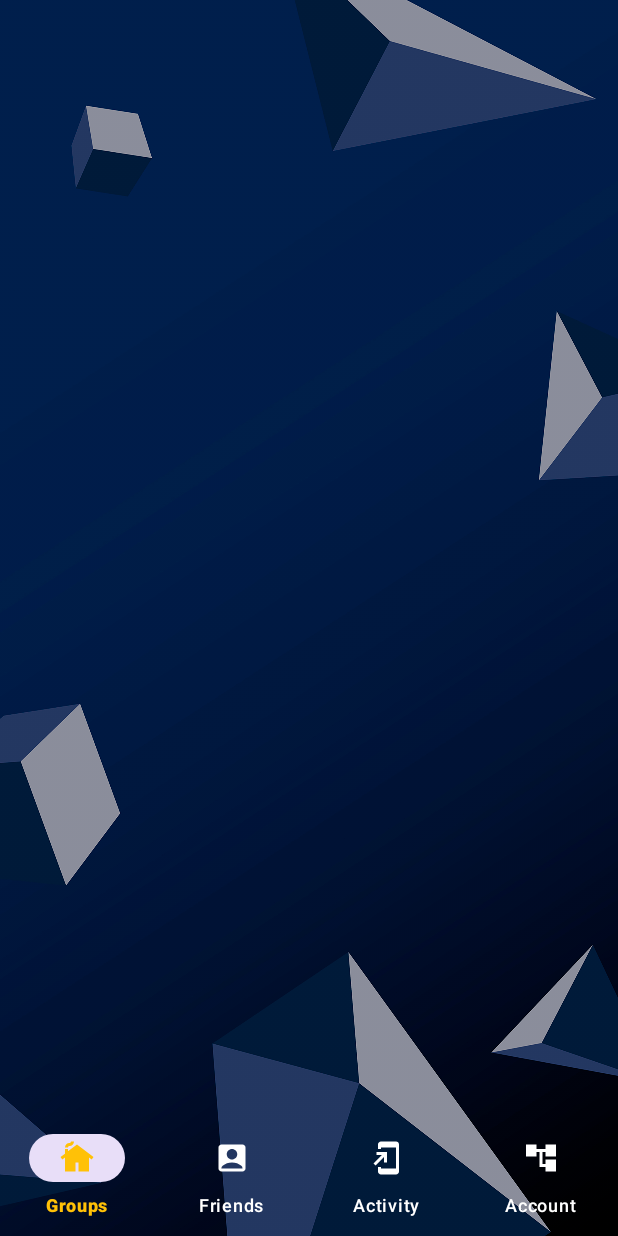
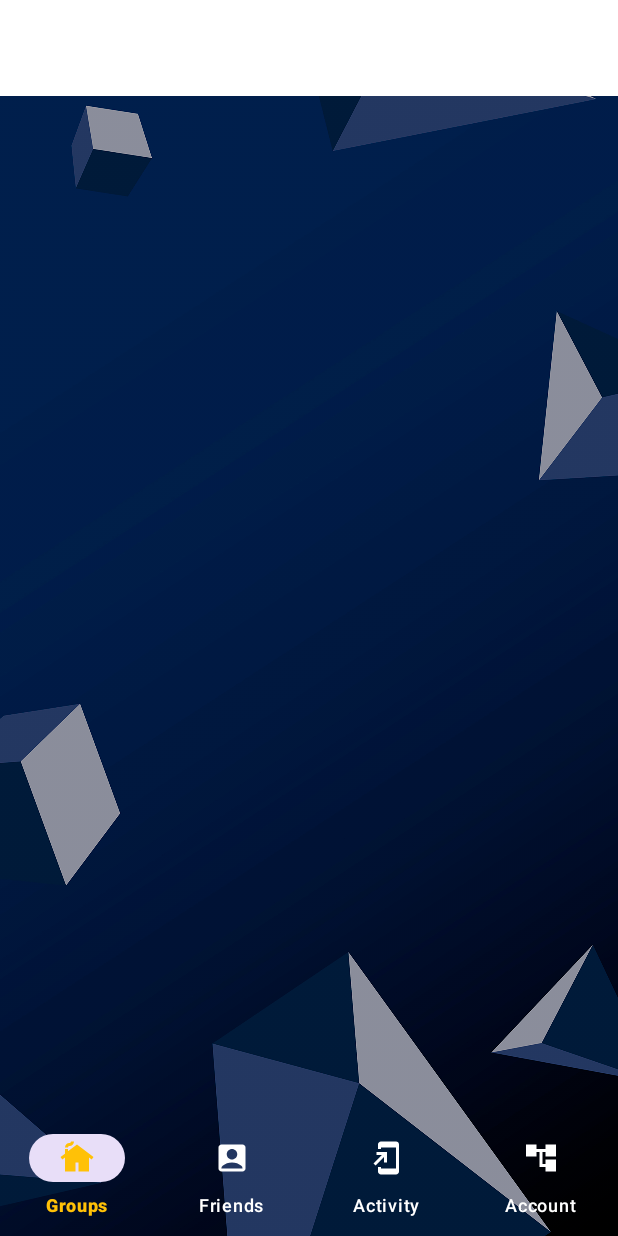
Before and after one commit to Sankeert123/MyDreamApp, an Android app: the layout activity_home.xml on its own in the app's theme, with its tools: preview values and no code run, on a phone screen of 412 x 824 dp. Run offline under Robolectric (Android 15) with nearby library versions, the phone set to English and light mode, and no system bars.

Commit message:
Added Home fragments and added Toolbar

```diff
--- a/app/build.gradle.kts
+++ b/app/build.gradle.kts
@@ -47,4 +47,8 @@ dependencies {
 
     //Material Text field dependency
     implementation ("com.google.android.material:material:1.11.0")
+
+    //Glide dependency to load Images
+    implementation ("com.github.bumptech.glide:glide:4.14.2")
+    annotationProcessor ("com.github.bumptech.glide:compiler:4.14.2")
 }
--- a/app/src/main/AndroidManifest.xml
+++ b/app/src/main/AndroidManifest.xml
@@ -2,6 +2,7 @@
 <manifest xmlns:android="http://schemas.android.com/apk/res/android"
     xmlns:tools="http://schemas.android.com/tools">
 
+    <uses-permission android:name="android.permission.INTERNET"/>
     <application
         android:allowBackup="true"
         android:dataExtractionRules="@xml/data_extraction_rules"
--- /dev/null
+++ b/app/src/main/res/drawable/search_icon.xml
@@ -0,0 +1,4 @@
+<?xml version="1.0" encoding="utf-8"?>
+<selector xmlns:android="http://schemas.android.com/apk/res/android">
+
+</selector>
--- a/app/src/main/res/layout/activity_home.xml
+++ b/app/src/main/res/layout/activity_home.xml
@@ -1,17 +1,37 @@
 <?xml version="1.0" encoding="utf-8"?>
-<FrameLayout xmlns:android="http://schemas.android.com/apk/res/android"
+<androidx.constraintlayout.widget.ConstraintLayout xmlns:android="http://schemas.android.com/apk/res/android"
     xmlns:tools="http://schemas.android.com/tools"
     android:layout_width="match_parent"
     android:layout_height="match_parent"
+    android:background="@drawable/landing_page_background"
     xmlns:app="http://schemas.android.com/apk/res-auto"
-    android:background="@drawable/landing_page_background"
     tools:context="com.example.myapp.HomeActivity">
+
+    <androidx.appcompat.widget.Toolbar
+        android:id="@+id/home_toolbar"
+        android:layout_width="match_parent"
+        android:layout_height="wrap_content"
+        android:backgroundTint="@color/white"
+        android:background="@color/white"
+        app:layout_constraintStart_toStartOf="parent"
+        app:layout_constraintEnd_toEndOf="parent"
+        app:layout_constraintTop_toTopOf="parent"/>
+
+    <FrameLayout
+        android:id="@+id/home_frame_layout"
+        android:layout_width="match_parent"
+        android:layout_height="0dp"
+        app:layout_constraintTop_toBottomOf="@+id/home_toolbar"
+        app:layout_constraintStart_toStartOf="parent"
+        app:layout_constraintEnd_toEndOf="parent"
+        app:layout_constraintBottom_toTopOf="@+id/bottom_nav_layout"/>
 
     <com.google.android.material.bottomnavigation.BottomNavigationView
         android:id="@+id/bottom_nav_layout"
         android:layout_width="match_parent"
         android:layout_height="wrap_content"
         android:layout_gravity="bottom"
+        app:layout_constraintBottom_toBottomOf="parent"
         android:background="@android:color/transparent"
         app:itemIconTint="@color/bottom_navigation_selected_color"
         app:itemTextColor="@color/bottom_navigation_selected_color"
@@ -20,4 +40,4 @@
         app:labelVisibilityMode="labeled" />
 
 
-</FrameLayout>
+</androidx.constraintlayout.widget.ConstraintLayout>
--- a/app/src/main/res/values/strings.xml
+++ b/app/src/main/res/values/strings.xml
@@ -1,5 +1,5 @@
 <resources>
-    <string name="app_name">MyDreamApp</string>
+    <string name="app_name">MyApp</string>
     <string name="sign_up">Sign up</string>
     <string name="log_in">Log in</string>
     <string name="sign_in_with_google">Sign in with google</string>
```
Also changed, not shown: app/src/main/java/com/example/myapp/GroupRVAdapter.kt (added, +42 -0 lines), app/src/main/java/com/example/myapp/GroupsFragment.kt (+18 -2 lines), app/src/main/java/com/example/myapp/GroupsItemData.kt (added, +7 -0 lines), app/src/main/java/com/example/myapp/HomeActivity.kt (+27 -0 lines), app/src/main/res/layout/fragment_groups.xml (+24 -38 lines), app/src/main/res/layout/gruop_item_layout.xml (added, +47 -0 lines), app/src/main/res/menu/toolbar_items.xml (added, +16 -0 lines), app/src/main/res/drawable/add_friend.png (added), app/src/main/res/drawable/search_vector_icon.png (added), 1 other file.
